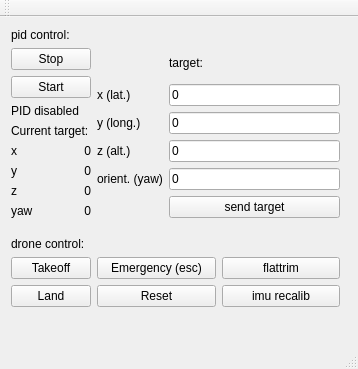
Old version of the form ardrone_moves_gui/src/mainwindow.ui in the repository clems4ever/ardrone_loclib.
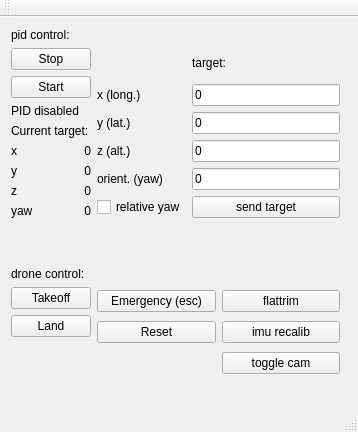
New version of the form.

The edit to the form file:
```diff
--- a/ardrone_moves_gui/src/mainwindow.ui
+++ b/ardrone_moves_gui/src/mainwindow.ui
@@ -7,7 +7,7 @@
     <x>0</x>
     <y>0</y>
     <width>358</width>
-    <height>369</height>
+    <height>432</height>
    </rect>
   </property>
   <property name="windowTitle">
@@ -20,7 +20,7 @@
       <x>0</x>
       <y>0</y>
       <width>351</width>
-      <height>301</height>
+      <height>371</height>
      </rect>
     </property>
     <layout class="QGridLayout" name="gridLayout">
@@ -63,6 +63,19 @@
          </property>
         </widget>
        </item>
+       <item>
+        <spacer name="verticalSpacer_2">
+         <property name="orientation">
+          <enum>Qt::Vertical</enum>
+         </property>
+         <property name="sizeHint" stdset="0">
+          <size>
+           <width>20</width>
+           <height>40</height>
+          </size>
+         </property>
+        </spacer>
+       </item>
       </layout>
      </item>
      <item row="1" column="0">
@@ -193,7 +206,7 @@
        <item row="1" column="0">
         <widget class="QLabel" name="latLabel">
          <property name="text">
-          <string>x (lat.)</string>
+          <string>x (long.)</string>
          </property>
         </widget>
        </item>
@@ -207,7 +220,7 @@
        <item row="2" column="0">
         <widget class="QLabel" name="label_3">
          <property name="text">
-          <string>y (long.)</string>
+          <string>y (lat.)</string>
          </property>
         </widget>
        </item>
@@ -253,6 +266,13 @@
          </property>
         </widget>
        </item>
+       <item row="5" column="0">
+        <widget class="QCheckBox" name="relativeYawCheckBox">
+         <property name="text">
+          <string>relative yaw</string>
+         </property>
+        </widget>
+       </item>
       </layout>
      </item>
      <item row="4" column="1">
@@ -294,6 +314,16 @@
          </property>
         </widget>
        </item>
+       <item row="2" column="2">
+        <widget class="QPushButton" name="togglecam_but">
+         <property name="toolTip">
+          <string>toggle between cams (,)</string>
+         </property>
+         <property name="text">
+          <string>toggle cam</string>
+         </property>
+        </widget>
+       </item>
       </layout>
      </item>
      <item row="2" column="0">
```
